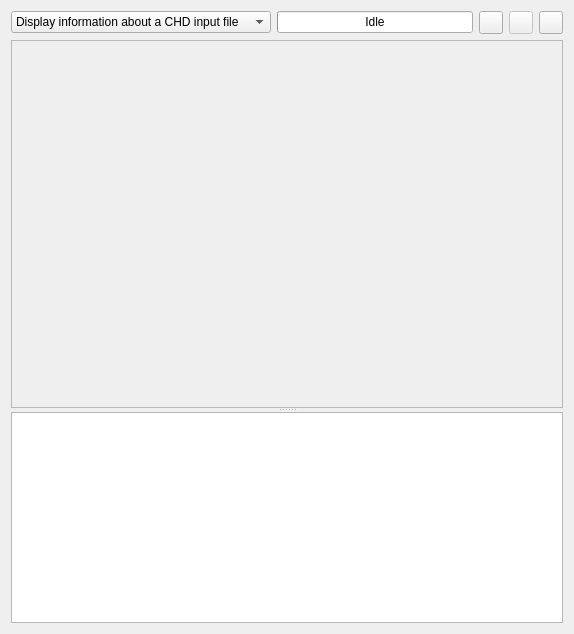
Old version of the form tools/qchdman/projectwidget.ui in the repository qmc2/qmc2-mame-fe.
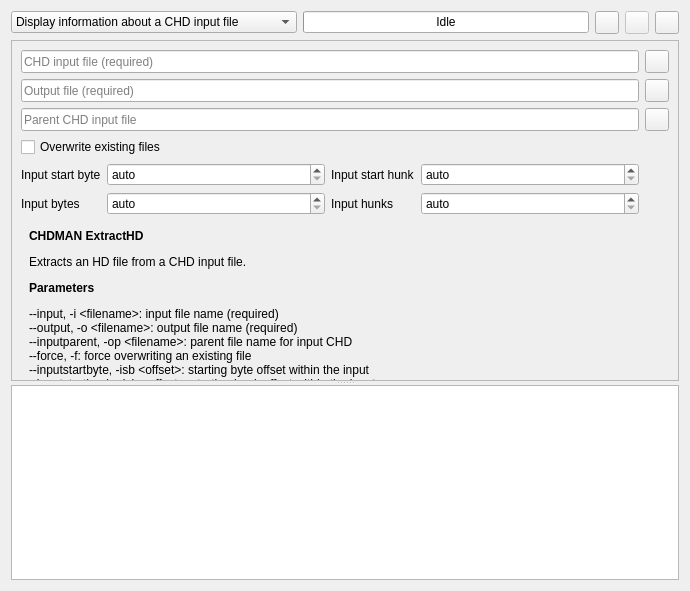
New version of the form. The open tabs and pages were chosen to show the change. Icons and pictures are not drawn.

Commit message: wip: qchdman: added project type ExtractHD

The edit to the form file:
```diff
--- a/tools/qchdman/projectwidget.ui
+++ b/tools/qchdman/projectwidget.ui
@@ -6,8 +6,8 @@
    <rect>
     <x>0</x>
     <y>0</y>
-    <width>574</width>
-    <height>634</height>
+    <width>690</width>
+    <height>591</height>
    </rect>
   </property>
   <layout class="QGridLayout" name="gridLayout">
@@ -234,7 +234,7 @@
         <rect>
          <x>0</x>
          <y>0</y>
-         <width>560</width>
+         <width>676</width>
          <height>572</height>
         </rect>
        </property>
@@ -1843,7 +1843,298 @@
           <widget class="QWidget" name="pageCreateCD"/>
           <widget class="QWidget" name="pageCreateLD"/>
           <widget class="QWidget" name="pageExtractRaw"/>
-          <widget class="QWidget" name="pageExtractHD"/>
+          <widget class="QWidget" name="pageExtractHD">
+           <layout class="QGridLayout" name="gridLayoutPageExtractHD">
+            <property name="margin">
+             <number>0</number>
+            </property>
+            <item row="0" column="0">
+             <widget class="QFrame" name="frameExtractHD">
+              <layout class="QGridLayout" name="gridLayoutFrameCreateRaw_2">
+               <property name="margin">
+                <number>0</number>
+               </property>
+               <item row="5" column="2">
+                <widget class="QLabel" name="labelExtractHDInputHunks">
+                 <property name="text">
+                  <string>Input hunks</string>
+                 </property>
+                </widget>
+               </item>
+               <item row="0" column="4">
+                <widget class="QToolButton" name="toolButtonBrowseExtractHDInputFile">
+                 <property name="sizePolicy">
+                  <sizepolicy hsizetype="Fixed" vsizetype="Minimum">
+                   <horstretch>0</horstretch>
+                   <verstretch>0</verstretch>
+                  </sizepolicy>
+                 </property>
+                 <property name="icon">
+                  <iconset resource="qchdman.qrc">
+                   <normaloff>:/images/fileopen.png</normaloff>:/images/fileopen.png</iconset>
+                 </property>
+                </widget>
+               </item>
+               <item row="5" column="1">
+                <widget class="QSpinBox" name="spinBoxExtractHDInputBytes">
+                 <property name="sizePolicy">
+                  <sizepolicy hsizetype="MinimumExpanding" vsizetype="Fixed">
+                   <horstretch>0</horstretch>
+                   <verstretch>0</verstretch>
+                  </sizepolicy>
+                 </property>
+                 <property name="toolTip">
+                  <string>Effective length of input in bytes (--inputbytes)</string>
+                 </property>
+                 <property name="specialValueText">
+                  <string>auto</string>
+                 </property>
+                 <property name="minimum">
+                  <number>-1</number>
+                 </property>
+                 <property name="maximum">
+                  <number>999999999</number>
+                 </property>
+                 <property name="value">
+                  <number>-1</number>
+                 </property>
+                </widget>
+               </item>
+               <item row="1" column="0" colspan="4">
+                <widget class="QLineEdit" name="lineEditExtractHDOutputFile">
+                 <property name="sizePolicy">
+                  <sizepolicy hsizetype="Expanding" vsizetype="Minimum">
+                   <horstretch>0</horstretch>
+                   <verstretch>0</verstretch>
+                  </sizepolicy>
+                 </property>
+                 <property name="toolTip">
+                  <string>Output file (--output)</string>
+                 </property>
+                 <property name="placeholderText">
+                  <string>Output file (required)</string>
+                 </property>
+                </widget>
+               </item>
+               <item row="4" column="1">
+                <widget class="QSpinBox" name="spinBoxExtractHDInputStartByte">
+                 <property name="sizePolicy">
+                  <sizepolicy hsizetype="MinimumExpanding" vsizetype="Fixed">
+                   <horstretch>0</horstretch>
+                   <verstretch>0</verstretch>
+                  </sizepolicy>
+                 </property>
+                 <property name="toolTip">
+                  <string>Starting byte offset within the input (--inputstartbyte)</string>
+                 </property>
+                 <property name="specialValueText">
+                  <string>auto</string>
+                 </property>
+                 <property name="minimum">
+                  <number>-1</number>
+                 </property>
+                 <property name="maximum">
+                  <number>999999999</number>
+                 </property>
+                 <property name="value">
+                  <number>-1</number>
+                 </property>
+                </widget>
+               </item>
+               <item row="3" column="0" colspan="2">
+                <widget class="QCheckBox" name="checkBoxExtractHDForce">
+                 <property name="toolTip">
+                  <string>Force overwriting output files (--force)</string>
+                 </property>
+                 <property name="text">
+                  <string>Overwrite existing files</string>
+                 </property>
+                </widget>
+               </item>
+               <item row="5" column="3">
+                <widget class="QSpinBox" name="spinBoxExtractHDInputHunks">
+                 <property name="sizePolicy">
+                  <sizepolicy hsizetype="MinimumExpanding" vsizetype="Fixed">
+                   <horstretch>0</horstretch>
+                   <verstretch>0</verstretch>
+                  </sizepolicy>
+                 </property>
+                 <property name="toolTip">
+                  <string>Effective length of input in hunks (--inputhunks)</string>
+                 </property>
+                 <property name="specialValueText">
+                  <string>auto</string>
+                 </property>
+                 <property name="minimum">
+                  <number>-1</number>
+                 </property>
+                 <property name="maximum">
+                  <number>999999999</number>
+                 </property>
+                 <property name="value">
+                  <number>-1</number>
+                 </property>
+                </widget>
+               </item>
+               <item row="4" column="0">
+                <widget class="QLabel" name="labelExtractHDInputStartByte">
+                 <property name="text">
+                  <string>Input start byte</string>
+                 </property>
+                </widget>
+               </item>
+               <item row="0" column="0" colspan="4">
+                <widget class="QLineEdit" name="lineEditExtractHDInputFile">
+                 <property name="sizePolicy">
+                  <sizepolicy hsizetype="Expanding" vsizetype="Minimum">
+                   <horstretch>0</horstretch>
+                   <verstretch>0</verstretch>
+                  </sizepolicy>
+                 </property>
+                 <property name="toolTip">
+                  <string>CHD input file (--input)</string>
+                 </property>
+                 <property name="placeholderText">
+                  <string>CHD input file (required)</string>
+                 </property>
+                </widget>
+               </item>
+               <item row="2" column="0" colspan="4">
+                <widget class="QLineEdit" name="lineEditExtractHDParentInputFile">
+                 <property name="sizePolicy">
+                  <sizepolicy hsizetype="Expanding" vsizetype="Minimum">
+                   <horstretch>0</horstretch>
+                   <verstretch>0</verstretch>
+                  </sizepolicy>
+                 </property>
+                 <property name="toolTip">
+                  <string>Parent CHD input file (--inputparent)</string>
+                 </property>
+                 <property name="placeholderText">
+                  <string>Parent CHD input file</string>
+                 </property>
+                </widget>
+               </item>
+               <item row="1" column="4">
+                <widget class="QToolButton" name="toolButtonBrowseExtractHDOutputFile">
+                 <property name="sizePolicy">
+                  <sizepolicy hsizetype="Fixed" vsizetype="Minimum">
+                   <horstretch>0</horstretch>
+                   <verstretch>0</verstretch>
+                  </sizepolicy>
+                 </property>
+                 <property name="icon">
+                  <iconset resource="qchdman.qrc">
+                   <normaloff>:/images/fileopen.png</normaloff>:/images/fileopen.png</iconset>
+                 </property>
+                </widget>
+               </item>
+               <item row="5" column="0">
+                <widget class="QLabel" name="labelExtractHDInputBytes">
+                 <property name="text">
+                  <string>Input bytes</string>
+                 </property>
+                </widget>
+               </item>
+               <item row="4" column="3">
+                <widget class="QSpinBox" name="spinBoxExtractHDInputStartHunk">
+                 <property name="sizePolicy">
+                  <sizepolicy hsizetype="MinimumExpanding" vsizetype="Fixed">
+                   <horstretch>0</horstretch>
+                   <verstretch>0</verstretch>
+                  </sizepolicy>
+                 </property>
+                 <property name="toolTip">
+                  <string>Starting hunk offset within the input (--inputstarthunk)</string>
+                 </property>
+                 <property name="specialValueText">
+                  <string>auto</string>
+                 </property>
+                 <property name="minimum">
+                  <number>-1</number>
+                 </property>
+                 <property name="maximum">
+                  <number>999999999</number>
+                 </property>
+                 <property name="value">
+                  <number>-1</number>
+                 </property>
+                </widget>
+               </item>
+               <item row="4" column="2">
+                <widget class="QLabel" name="labelExtractHDInputStartHunk">
+                 <property name="text">
+                  <string>Input start hunk</string>
+                 </property>
+                </widget>
+               </item>
+               <item row="2" column="4">
+                <widget class="QToolButton" name="toolButtonBrowseExtractHDParentInputFile">
+                 <property name="sizePolicy">
+                  <sizepolicy hsizetype="Fixed" vsizetype="Minimum">
+                   <horstretch>0</horstretch>
+                   <verstretch>0</verstretch>
+                  </sizepolicy>
+                 </property>
+                 <property name="icon">
+                  <iconset resource="qchdman.qrc">
+                   <normaloff>:/images/fileopen.png</normaloff>:/images/fileopen.png</iconset>
+                 </property>
+                </widget>
+               </item>
+              </layout>
+             </widget>
+            </item>
+            <item row="1" column="0">
+             <widget class="QLabel" name="labelExtractHDHelp">
+              <property name="text">
+               <string>&lt;p&gt;
+&lt;b&gt;CHDMAN ExtractHD&lt;/b&gt;
+&lt;/p&gt;
+Extracts an HD file from a CHD input file.
+&lt;p&gt;
+&lt;b&gt;Parameters&lt;/b&gt;
+&lt;/p&gt;
+&lt;p&gt;
+--input, -i &amp;lt;filename&amp;gt;: input file name (required)&lt;br&gt;
+--output, -o &amp;lt;filename&amp;gt;: output file name (required)&lt;br&gt;
+--inputparent, -op &amp;lt;filename&amp;gt;: parent file name for input CHD&lt;br&gt;
+--force, -f: force overwriting an existing file&lt;br&gt;
+--inputstartbyte, -isb &amp;lt;offset&amp;gt;: starting byte offset within the input&lt;br&gt;
+--inputstarthunk, -ish &amp;lt;offset&amp;gt;: starting hunk offset within the input&lt;br&gt;
+--inputbytes, -ib &amp;lt;length&amp;gt;: effective length of input in bytes&lt;br&gt;
+--inputhunks, -ih &amp;lt;length&amp;gt;: effective length of input in hunks
+&lt;/p&gt;</string>
+              </property>
+              <property name="alignment">
+               <set>Qt::AlignLeading|Qt::AlignLeft|Qt::AlignTop</set>
+              </property>
+              <property name="wordWrap">
+               <bool>true</bool>
+              </property>
+              <property name="margin">
+               <number>8</number>
+              </property>
+              <property name="indent">
+               <number>8</number>
+              </property>
+             </widget>
+            </item>
+            <item row="2" column="0">
+             <spacer name="verticalSpacerExtractHD">
+              <property name="orientation">
+               <enum>Qt::Vertical</enum>
+              </property>
+              <property name="sizeHint" stdset="0">
+               <size>
+                <width>20</width>
+                <height>177</height>
+               </size>
+              </property>
+             </spacer>
+            </item>
+           </layout>
+          </widget>
           <widget class="QWidget" name="pageExtractCD"/>
           <widget class="QWidget" name="pageExtractLD"/>
          </widget>
```
Left out of the diff: 11 changed lines with no effect on the pictures. The commit also changes 17 other files.
